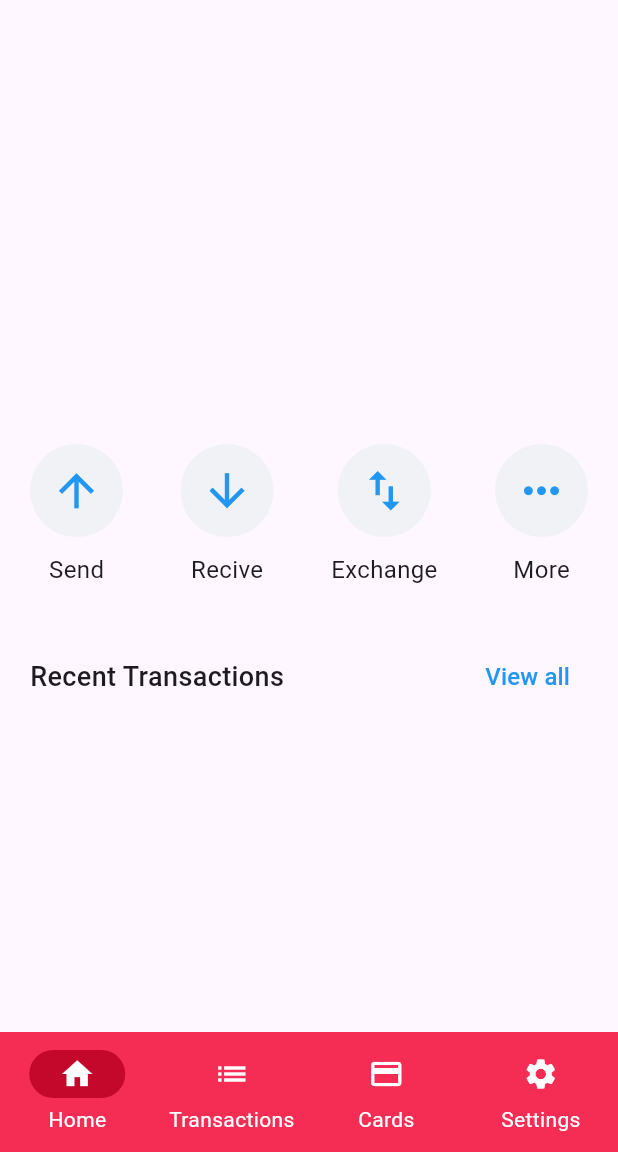
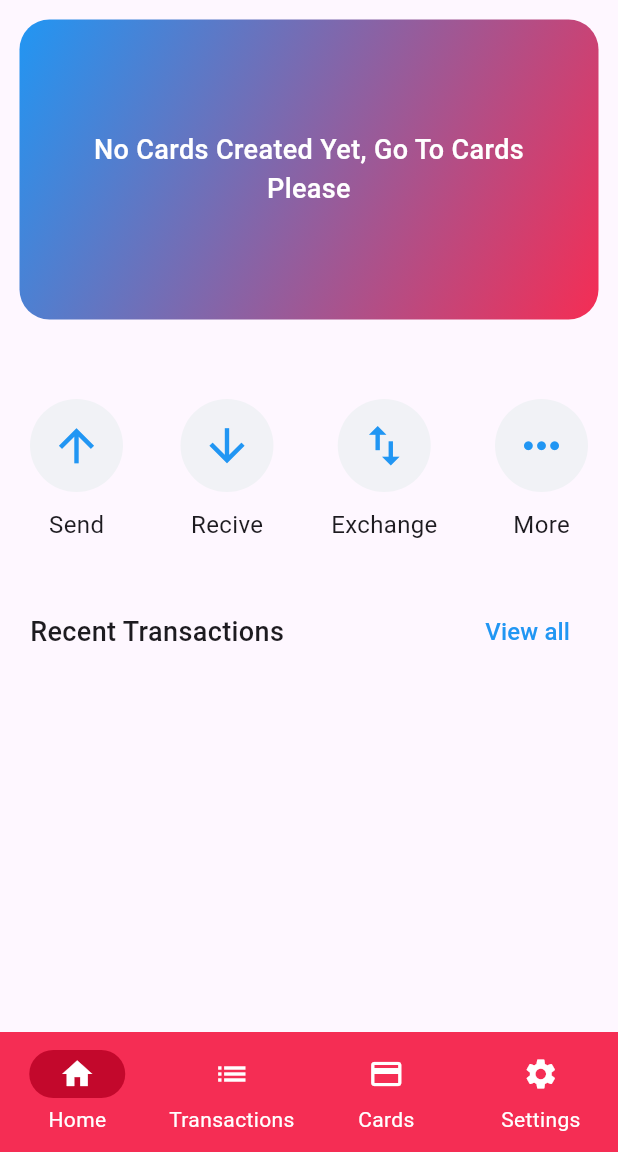
Before and after one commit to monzerabdullah/katib_kashi, a Flutter app: the screen it shows after launch, on a phone screen of 412 x 824 dp, the part 84-1236 px from its top. Run offline on Flutter 3.47's test engine with Material 3 defaults, Android fonts, the phone set to English and light mode, and no system bars; drawn by our look-alikes of carousel_slider; our stand-ins replace flutter_svg; missing offline and left inert: dart:ffi.

Commit message:
showing a banner when no card is created yet

```diff
--- a/lib/views/home_view.dart
+++ b/lib/views/home_view.dart
@@ -1,6 +1,7 @@
 import 'package:flutter/material.dart';
 import 'package:katib_kashi/models/transaction.dart';
 import 'package:katib_kashi/utils/constants.dart';
+import 'package:katib_kashi/view_models/cards_view_model.dart';
 import 'package:katib_kashi/view_models/transation_view_model.dart';
 import 'package:katib_kashi/views/transaction_view.dart';
 import 'package:katib_kashi/views/transactions_view.dart';
@@ -46,8 +47,45 @@ class _HomeViewState extends State<HomeView> {
       ),
       body: CustomScrollView(
         slivers: [
-          SliverToBoxAdapter(child: const CustomSlider()),
-          SliverToBoxAdapter(
+          Provider.of<CardsViewModel>(context).allCards.isEmpty
+              ? SliverToBoxAdapter(
+                  child: Padding(
+                    padding: const EdgeInsets.all(8.0),
+                    child: Center(
+                      child: Container(
+                        padding: const EdgeInsets.all(20),
+                        margin: EdgeInsets.all(5),
+                        width: 800,
+                        height: 200,
+                        decoration: BoxDecoration(
+                          borderRadius: BorderRadius.circular(20),
+                          gradient: const LinearGradient(
+                            colors: [
+                              kSecondary,
+                              kPrimary,
+                            ],
+                            begin: Alignment.topLeft,
+                            end: Alignment.bottomRight,
+                          ),
+                        ),
+                        alignment: Alignment.center,
+                        child: const Text(
+                          'No Cards Created Yet, Go To Cards Please',
+                          style: TextStyle(
+                            color: kWhite,
+                            fontSize: 18,
+                            fontWeight: FontWeight.w500,
+                          ),
+                          textAlign: TextAlign.center,
+                        ),
+                      ),
+                    ),
+                  ),
+                )
+              : const SliverToBoxAdapter(
+                  child: const CustomSlider(),
+                ),
+          const SliverToBoxAdapter(
             child: const SizedBox(
               height: 20,
             ),
```
